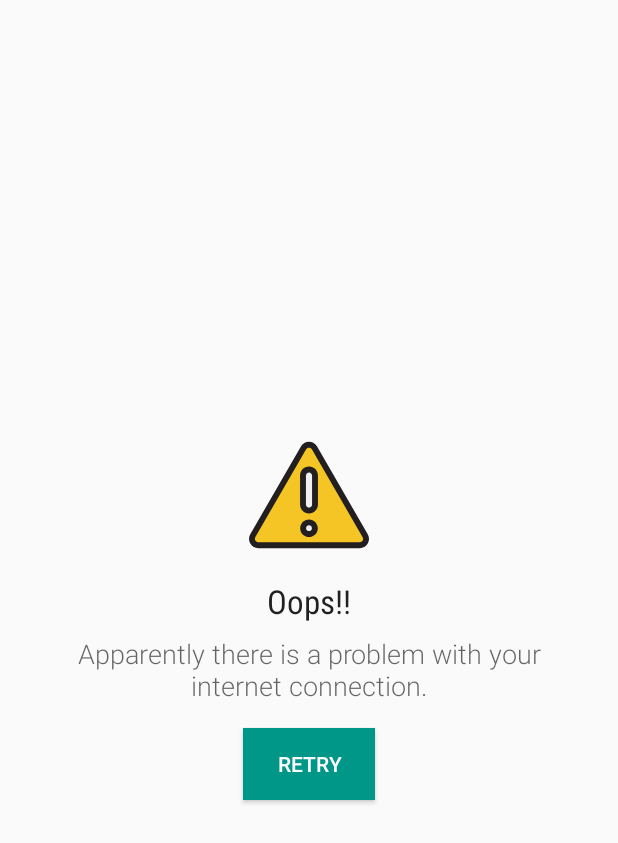
After one commit to JSMirabal/appstoreexample, an Android app: the layout network_error_view.xml on its own in the app's theme, with its tools: preview values and no code run, on a phone screen of 412 x 824 dp. The commit adds this screen. Shown: the top 843 px of the screen. Run offline under Robolectric (Android 15) with nearby library versions, the phone set to English and light mode, and no system bars.

Commit message:
Add error handling on category list view

```diff
--- a/app/src/main/java/com/jsmirabal/appstoreexample/adapter/CategoryRecyclerAdapter.java
+++ b/app/src/main/java/com/jsmirabal/appstoreexample/adapter/CategoryRecyclerAdapter.java
@@ -16,6 +16,7 @@ import com.jsmirabal.appstoreexample.R;
 import com.jsmirabal.appstoreexample.data.AppListData;
 import com.jsmirabal.appstoreexample.fragment.CategoryFragment;
 import com.jsmirabal.appstoreexample.utility.Util;
+import com.squareup.picasso.Picasso;
 
 import java.util.ArrayList;
 
@@ -49,7 +50,9 @@ public class CategoryRecyclerAdapter extends RecyclerView.Adapter<CategoryRecycl
         if (categoryList != null) {
             String category = categoryList.get(position);
             holder.mCategoryLabel.setText(category);
-            holder.mCategoryIcon.setImageResource(Util.getCategoryIconRes(category));
+            Picasso.with(mFragment.getContext())
+                    .load(Util.getCategoryIconRes(category))
+                    .into(holder.mCategoryIcon);
             holder.mCard.setCardBackgroundColor(mFragment.getResources()
                     .getColor(Util.getCategoryColor(category)));
             runEnterAnimation(holder.itemView, position);
--- /dev/null
+++ b/app/src/main/res/drawable/ic_warning.xml
@@ -0,0 +1,9 @@
+<vector android:height="80dp" android:viewportHeight="511.999"
+    android:viewportWidth="511.999" android:width="80dp" xmlns:android="http://schemas.android.com/apk/res/android">
+    <path android:fillColor="#F5C525" android:pathData="M16.2,429.5L232.3,55.2c10.5,-18.2 36.8,-18.2 47.3,0l216.1,374.3c10.5,18.2 -2.6,41 -23.7,41H39.9C18.9,470.5 5.7,447.7 16.2,429.5z"/>
+    <path android:fillColor="#EFEFEF" android:pathData="M256,322.5L256,322.5c-14.2,0 -25.7,-11.5 -25.7,-25.7V172.9c0,-14.2 11.5,-25.7 25.7,-25.7l0,0c14.2,0 25.7,11.5 25.7,25.7v123.9C281.7,311 270.2,322.5 256,322.5z"/>
+    <path android:fillColor="#EFEFEF" android:pathData="M256,397.6m-25,0a25,25 0,1 1,50.1 0a25,25 0,1 1,-50.1 0"/>
+    <path android:fillColor="#231F20" android:pathData="M506.6,423.2L290.5,48.9C283.3,36.5 270.4,29 256,29c-14.4,0 -27.3,7.4 -34.5,19.9L5.4,423.2c-7.2,12.5 -7.2,27.4 0,39.8c7.2,12.5 20.1,19.9 34.5,19.9h432.2c14.4,0 27.3,-7.4 34.5,-19.9C513.8,450.6 513.8,435.7 506.6,423.2zM484.9,450.5c-1.3,2.2 -5.1,7.4 -12.8,7.4H39.9c-7.7,0 -11.5,-5.2 -12.8,-7.4c-1.3,-2.2 -3.9,-8.1 0,-14.8L243.2,61.5c3.9,-6.7 10.3,-7.4 12.8,-7.4s9,0.7 12.8,7.4l216.1,374.3C488.8,442.4 486.2,448.3 484.9,450.5z"/>
+    <path android:fillColor="#231F20" android:pathData="M256,134.7c-21.1,0 -38.2,17.1 -38.2,38.2v123.9c0,21.1 17.1,38.2 38.2,38.2s38.2,-17.1 38.2,-38.2V172.9C294.2,151.8 277,134.7 256,134.7zM269.1,296.8c0,7.2 -5.9,13.1 -13.1,13.1s-13.1,-5.9 -13.1,-13.1V172.9c0,-7.2 5.9,-13.1 13.1,-13.1s13.1,5.9 13.1,13.1V296.8z"/>
+    <path android:fillColor="#231F20" android:pathData="M256,360c-20.7,0 -37.6,16.8 -37.6,37.6c0,20.7 16.8,37.6 37.6,37.6s37.6,-16.8 37.6,-37.6C293.5,376.8 276.7,360 256,360zM256,410.1c-6.9,0 -12.5,-5.6 -12.5,-12.5c0,-6.9 5.6,-12.5 12.5,-12.5s12.5,5.6 12.5,12.5C268.5,404.5 262.9,410.1 256,410.1z"/>
+</vector>
--- /dev/null
+++ b/app/src/main/res/layout/network_error_view.xml
@@ -0,0 +1,45 @@
+<?xml version="1.0" encoding="utf-8"?>
+<LinearLayout xmlns:android="http://schemas.android.com/apk/res/android"
+    xmlns:app="http://schemas.android.com/apk/res-auto"
+    android:layout_width="match_parent"
+    android:layout_height="match_parent"
+    android:gravity="center"
+    android:orientation="vertical">
+
+    <ImageView
+        android:layout_width="wrap_content"
+        android:layout_height="wrap_content"
+        android:layout_weight="0"
+        android:src="@drawable/ic_warning" />
+
+    <TextView
+        android:layout_width="wrap_content"
+        android:layout_height="wrap_content"
+        android:layout_marginBottom="8dp"
+        android:layout_marginTop="16dp"
+        android:layout_weight="0"
+        android:fontFamily="sans-serif-condensed"
+        android:text="@string/oops"
+        android:textAppearance="@style/Base.TextAppearance.AppCompat.Large" />
+
+    <TextView
+        android:layout_width="match_parent"
+        android:layout_height="wrap_content"
+        android:layout_marginBottom="16dp"
+        android:layout_marginLeft="20dp"
+        android:layout_marginRight="20dp"
+        android:layout_weight="0"
+        android:fontFamily="sans-serif-light"
+        android:gravity="center_horizontal"
+        android:text="@string/connection_error_message"
+        android:textAppearance="@style/Base.TextAppearance.AppCompat.Medium" />
+
+    <Button
+        android:id="@+id/retry_error_button"
+        android:layout_width="wrap_content"
+        android:layout_height="wrap_content"
+        android:background="@color/teal500"
+        android:foreground="?attr/selectableItemBackground"
+        android:text="@string/retry"
+        android:textColor="@color/white" />
+</LinearLayout>
--- a/app/src/main/res/values/strings.xml
+++ b/app/src/main/res/values/strings.xml
@@ -1,3 +1,6 @@
 <resources>
     <string name="app_name">App Store</string>
+    <string name="connection_error_message">Apparently there is a problem with your internet connection.</string>
+    <string name="oops">Oops!!</string>
+    <string name="retry">Retry</string>
 </resources>
```
Also changed, not shown: app/src/main/java/com/jsmirabal/appstoreexample/fragment/CategoryFragment.java (+42 -14 lines), app/src/main/java/com/jsmirabal/appstoreexample/mvp/PresenterOpsToView.java (added, +9 -0 lines), app/src/main/java/com/jsmirabal/appstoreexample/mvp/ViewOpsToPresenter.java (added, +12 -0 lines), app/src/main/java/com/jsmirabal/appstoreexample/presenter/MainPresenter.java (+21 -19 lines), app/src/main/res/layout/fragment_category.xml (+10 -2 lines).
